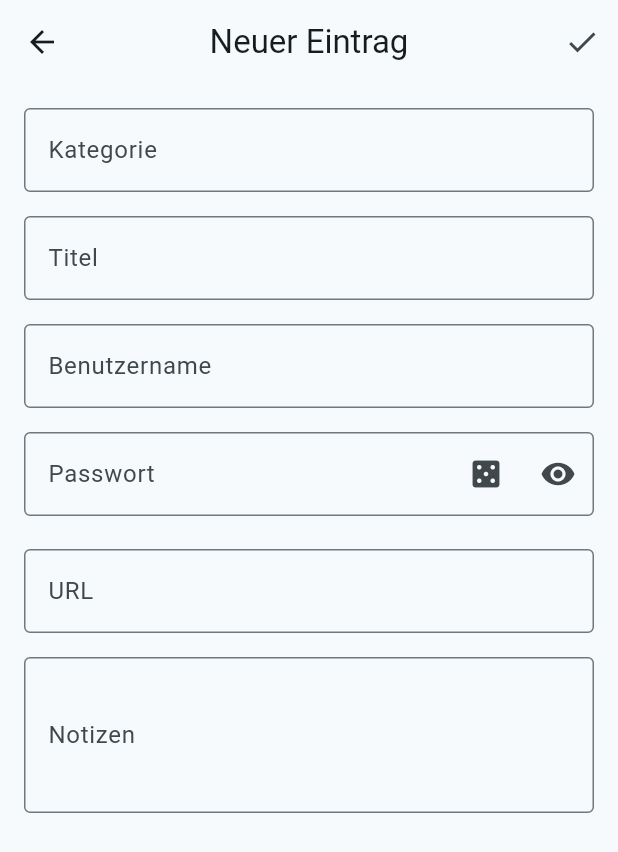
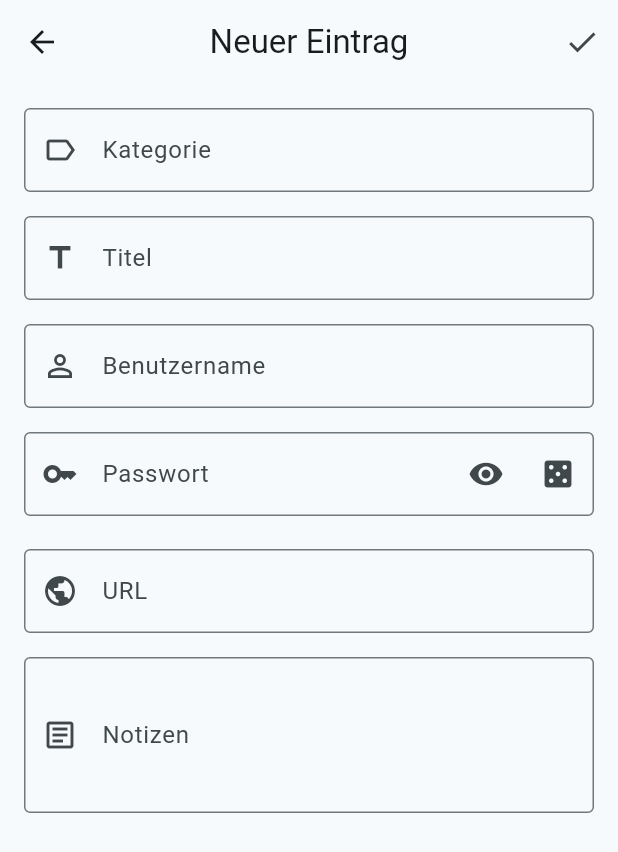
Before and after one commit to frohlfing/famkey, a Flutter app: the EditScreen screen opened directly, on a phone screen of 412 x 824 dp. Shown: the top 852 px of the screen. Run offline on Flutter 3.47's test engine with Material 3 defaults, Android fonts, the light colour scheme and no system bars; our stand-ins replace dio, drift, file_picker, flutter_secure_storage, get_it, local_auth and 4 more; missing offline and left inert: cryptography, dart:ffi, fast_rsa, pointycastle, sqlite3, zxcvbn; accounts and stored records are empty; generated files the repository leaves out were written again.

Commit message:
PasswordField als Widget

```diff
--- a/lib/viewmodels/detail_view_model.dart
+++ b/lib/viewmodels/detail_view_model.dart
@@ -51,9 +51,6 @@ class DetailViewModel extends BaseViewModel {
   String _favicon = '';
   String _auditHint = '';
 
-  /// Gibt an, ob das Passwort ausgeblendet ist
-  bool _isPasswordHidden = true;
-
   /// Liste der Dateianhänge
   List<AttachmentEntity> _attachments = [];
 
@@ -95,7 +92,6 @@ class DetailViewModel extends BaseViewModel {
     _notes = '';
     _favicon = '';
     _auditHint = '';
-    _isPasswordHidden = true;
     _attachments = [];
     _attachmentMetas.clear();
     _friends = [];
@@ -163,17 +159,8 @@ class DetailViewModel extends BaseViewModel {
   /// Der Passwort des Eintrag.
   String get password => _password;
 
-  /// Für das Passwort-Auge. Steuert, ob das Passwortfeld im Klartext oder verborgen angezeigt wird.
-  bool get isPasswordHidden => _isPasswordHidden;
-
   /// Berechnete Stärke des Passworts (0-4).
   int get passwordStrength => _passwordService.estimateStrength(_password);
-
-  /// Schaltet die Sichtbarkeit des Passworts um.
-  void togglePasswordVisibility() {
-    _isPasswordHidden = !_isPasswordHidden;
-    notifyListeners();
-  }
 
   /// Die zugehörige Adresse der Webseite oder des Dienstes.
   String get url => _url;
--- a/lib/viewmodels/edit_view_model.dart
+++ b/lib/viewmodels/edit_view_model.dart
@@ -48,7 +48,6 @@ class EditViewModel extends BaseViewModel {
   String _password = '';
   String _url = '';
   String _notes = '';
-  bool _isPasswordHidden = true;
   bool _isEditMode = false;
 
   // Map für Feld-Fehler (Key: Feldname, Value: Fehlermeldung)
@@ -74,7 +73,6 @@ class EditViewModel extends BaseViewModel {
     _password = '';
     _url = '';
     _notes = '';
-    _isPasswordHidden = true;
     _isEditMode = false;
   }
 
@@ -312,17 +310,8 @@ class EditViewModel extends BaseViewModel {
     notifyListeners();
   }
 
-  /// Für das Passwort-Auge. Steuert, ob das Passwortfeld im Klartext oder verborgen angezeigt wird.
-  bool get isPasswordHidden => _isPasswordHidden;
-
   /// Berechnete Stärke des aktuell eingegebenen Passworts (0-4).
   int get passwordStrength => _passwordService.estimateStrength(_password);
-
-  /// Schaltet die Sichtbarkeit des Passwortfelds um.
-  void togglePasswordVisibility() {
-    _isPasswordHidden = !_isPasswordHidden;
-    notifyListeners();
-  }
 
   /// Generiert ein neues Zufallspasswort basierend auf den Benutzereinstellungen.
   void generatePassword() {
--- a/lib/viewmodels/settings_view_model.dart
+++ b/lib/viewmodels/settings_view_model.dart
@@ -1,18 +1,18 @@
+import 'dart:convert';
 import 'dart:io';
 import 'package:dio/dio.dart';
 import 'package:flutter/foundation.dart';
 import 'package:flutter/material.dart';
+import 'package:package_info_plus/package_info_plus.dart';
 import 'package:privault/core/base_view_model.dart';
 import 'package:privault/database/database.dart';
 import 'package:privault/services/biometric_service.dart';
 import 'package:privault/services/config_service.dart';
+import 'package:privault/services/crypto_service.dart';
 import 'package:privault/services/database_service.dart';
 import 'package:privault/services/session_service.dart';
 import 'package:privault/services/web_service.dart';
-import 'package:privault/services/crypto_service.dart';
 import 'package:url_launcher/url_launcher.dart';
-import 'package:package_info_plus/package_info_plus.dart';
-import 'dart:convert';
 
 /// Ergebnisse für Tresor-Umbenennung
 enum RenameVaultResult { success, identicalNames, alreadyExists, wrongPassword, error }
@@ -78,7 +78,6 @@ class SettingsViewModel extends BaseViewModel {
   String _userName = '';
   String _host = '';
   String _apiToken = '';
-  bool _isTokenHidden = true;
   int _pwLength = 16;
   String _pwSpecialCharSet = '';
   bool _pwAvoidIlO0 = true;
@@ -118,7 +117,6 @@ class SettingsViewModel extends BaseViewModel {
     _isRegistered = false;
     _host = '';
     _apiToken = '';
-    _isTokenHidden = true;
     _pwLength = 16;
     _pwSpecialCharSet = '';
     _pwAvoidIlO0 = true;
@@ -139,7 +137,6 @@ class SettingsViewModel extends BaseViewModel {
         _isRegistered = _settings!.lastSyncAt.year > 1970;
         _host = _settings!.host;
         _apiToken = _settings!.apiToken;
-        _isTokenHidden = true;
         _pwLength = _settings!.pwLength;
         _pwSpecialCharSet = _settings!.pwSpecialChars;
         _pwAvoidIlO0 = _settings!.pwAvoidIlO0;
@@ -540,15 +537,6 @@ class SettingsViewModel extends BaseViewModel {
     notifyListeners();
   }
 
-  /// Gibt an, ob der APU-Token ausgeblendet ist
-  bool get isTokenHidden => _isTokenHidden;
-
-  /// Schaltet die Sichtbarkeit des API-Tokens um.
-  void toggleTokenVisibility() {
-    _isTokenHidden = !_isTokenHidden;
-    notifyListeners();
-  }
-
   /// Gibt an, ob der Benutzer bereits mit dem Server synchronisiert wurde (registriert ist).
   bool get isRegistered => _isRegistered;
 
--- a/lib/views/edit_screen.dart
+++ b/lib/views/edit_screen.dart
@@ -2,8 +2,10 @@ import 'package:flutter/material.dart';
 import 'package:provider/provider.dart';
 import 'package:privault/viewmodels/edit_view_model.dart';
 import 'package:privault/widgets/confirm_dialog.dart';
+import 'package:privault/widgets/password_field.dart';
 import 'package:privault/widgets/password_strength_bar.dart';
 import 'package:privault/widgets/snack.dart';
+
 
 /// Der [EditScreen] stellt das Formular zum Erstellen oder Bearbeiten eines Tresor-Eintrags bereit.
 ///
@@ -144,6 +146,7 @@ class _EditScreenState extends State<EditScreen> {
                   textInputAction: TextInputAction.next,
                   decoration: InputDecoration(
                     labelText: 'Kategorie',
+                    prefixIcon: Icon(Icons.label_outlined),
                     border: const OutlineInputBorder(),
                     suffixIcon: viewModel.existingCategories.isNotEmpty
                         ? PopupMenuButton<String>(
@@ -165,6 +168,7 @@ class _EditScreenState extends State<EditScreen> {
                   textInputAction: TextInputAction.next,
                   decoration: InputDecoration(
                     labelText: 'Titel',
+                    prefixIcon: Icon(Icons.title_outlined),
                     border: OutlineInputBorder(),
                     errorText: viewModel.getFieldError('title'),
                   ),
@@ -175,7 +179,11 @@ class _EditScreenState extends State<EditScreen> {
                 TextField(
                   controller: _usernameController,
                   textInputAction: TextInputAction.next,
-                  decoration: const InputDecoration(labelText: 'Benutzername', border: OutlineInputBorder()),
+                  decoration: const InputDecoration(
+                    labelText: 'Benutzername',
+                    prefixIcon: Icon(Icons.person_outline),
+                    border: OutlineInputBorder(),
+                  ),
                   onChanged: (value) => viewModel.username = value,
                 ),
                 const SizedBox(height: 16),
@@ -183,30 +191,18 @@ class _EditScreenState extends State<EditScreen> {
                 Column(
                   crossAxisAlignment: CrossAxisAlignment.start,
                   children: [
-                    TextField(
+                    PasswordField(
                       controller: _passwordController,
-                      obscureText: viewModel.isPasswordHidden,
-                      textInputAction: TextInputAction.next,
-                      decoration: InputDecoration(
-                        labelText: 'Passwort',
-                        border: const OutlineInputBorder(),
-                        suffixIcon: Row(
-                          mainAxisSize: MainAxisSize.min,
-                          children: [
-                            IconButton(
-                              icon: const Icon(Icons.casino),
-                              tooltip: 'Passwort generieren',
-                              onPressed: viewModel.generatePassword,
-                            ),
-                            IconButton(
-                              icon: Icon(viewModel.isPasswordHidden ? Icons.visibility : Icons.visibility_off),
-                              tooltip: viewModel.isPasswordHidden ? 'Passwort anzeigen' : 'Passwort verbergen',
-                              onPressed: viewModel.togglePasswordVisibility,
-                            ),
-                          ],
+                      label: 'Passwort',
+                      prefixIcon: Icons.key_outlined,
+                      suffixActions: [
+                        IconButton(
+                          icon: const Icon(Icons.casino),
+                          tooltip: 'Passwort generieren',
+                          onPressed: viewModel.generatePassword,
                         ),
-                      ),
-                      onChanged: (value) => viewModel.password = value,
+                      ],
+                      onChanged: (val) => viewModel.password = val,
                     ),
                     const SizedBox(height: 6),
                     if (viewModel.password.isNotEmpty)
@@ -221,7 +217,11 @@ class _EditScreenState extends State<EditScreen> {
                 TextField(
                   controller: _urlController,
                   textInputAction: TextInputAction.next,
-                  decoration: const InputDecoration(labelText: 'URL', border: OutlineInputBorder()),
+                  decoration: const InputDecoration(
+                    labelText: 'URL',
+                    prefixIcon: Icon(Icons.public_outlined),
+                    border: OutlineInputBorder(),
+                  ),
                   onChanged: (value) => viewModel.url = value,
                 ),
                 const SizedBox(height: 16),
@@ -230,7 +230,11 @@ class _EditScreenState extends State<EditScreen> {
                   controller: _notesController,
                   minLines: 3,
                   maxLines: null,
-                  decoration: const InputDecoration(labelText: 'Notizen', border: OutlineInputBorder()),
+                  decoration: const InputDecoration(
+                    labelText: 'Notizen',
+                    prefixIcon: Icon(Icons.article_outlined),
+                    border: OutlineInputBorder(),
+                  ),
                   onChanged: (value) => viewModel.notes = value,
                 ),
 
--- /dev/null
+++ b/lib/widgets/password_field.dart
@@ -0,0 +1,104 @@
+import 'package:flutter/material.dart';
+
+// Das StatefulWidget-Pattern
+//
+// Die Unterteilung in zwei Klassen in Flutter absolut üblich und sogar technisch notwendig, sobald
+// ein Widget einen eigenen Zustand (State) verwalten muss, der sich während der Laufzeit ändert.
+//
+// 1. Die PasswordField-Klasse (Das Widget):
+// - Diese Klasse ist immutable (unveränderlich). Sie dient als "Bauplan" oder Konfiguration.
+// - Hier liegen alle Parameter, die du von außen übergibst (z.B. das Label oder der Controller).
+// - Flutter kann dieses Widget sehr schnell zerstören und neu erstellen, wenn sich im übergeordneten Screen etwas ändert.
+//
+// 2. Die _PasswordFieldState-Klasse (Der State):
+// - Diese Klasse ist persistent. Sie bleibt im Speicher erhalten, auch wenn das PasswordField oben drüber neu gebaut wird.
+// - Hier liegt die Variable bool _obscureText. Ohne diese zweite Klasse würde das Passwort-Feld bei jedem Neuzeichnen des Screens (z. B. durch eine Animation oder eine andere Änderung) vergessen, ob das Passwort gerade sichtbar ist oder nicht.
+
+class PasswordField extends StatefulWidget {
+  // Interne Variablen
+
+  // Damit kannst du von außen den Text auslesen oder setzen (z.B. wenn du ein Passwort generierst).
+  final TextEditingController controller;
+
+  // Der Text, der oben im Feld steht (z. B. "Master-Passwort"), um dem Nutzer zu sagen, was er eingeben soll.
+  final String label;
+
+  // Ein optionales Icon am Anfang des Feldes (z.B. `Icons.lock`). Wenn du `null` übergibst, wird kein Icon angezeigt.
+  final IconData? prefixIcon;
+
+  // Wenn dieser String nicht null ist, färbt sich das Feld rot und zeigt die Fehlermeldung darunter an (wichtig für Validierungen).
+  final String? errorText;
+
+  // Steuert, welcher Button auf der Tastatur unten rechts erscheint (z.B. "Weiter", "Fertig" oder "Suchen").
+  final TextInputAction? textInputAction;
+
+  // Damit kannst du steuern, wann das Feld den Fokus erhält oder verliert (hilfreich, um den Cursor per Code ins Feld zu springen zu lassen).
+  final FocusNode? focusNode;
+
+  // Wenn auf true gesetzt, springt der Cursor sofort beim Öffnen des Screens in dieses Feld.
+  final bool autofocus;
+
+  // Eine Funktion, die jedes Mal aufgerufen wird, wenn der Nutzer einen Buchstaben tippt oder löscht.
+  final ValueChanged<String>? onChanged;
+
+  // Eine Funktion, die aufgerufen wird, wenn der Nutzer den Ok-Button auf der Tastatur drückt.
+  final ValueChanged<String>? onSubmitted;
+
+  /// Zusätzliche Buttons wie Würfel, Kopieren, oder Fingerprint
+  final List<Widget>? suffixActions;
+
+  /// Konstruktor
+  const PasswordField({
+    super.key,
+    required this.controller,
+    required this.label,
+    this.prefixIcon,
+    this.errorText,
+    this.textInputAction,
+    this.focusNode,
+    this.autofocus = false,
+    this.onChanged,
+    this.onSubmitted,
+    this.suffixActions,
+  });
+
+  @override
+  State<PasswordField> createState() => _PasswordFieldState();
+}
+
+class _PasswordFieldState extends State<PasswordField> {
+  bool _obscureText = true;
+
+  @override
+  Widget build(BuildContext context) {
+    return TextField(
+      controller: widget.controller,
+      obscureText: _obscureText,
+      focusNode: widget.focusNode,
+      autofocus: widget.autofocus,
+      textInputAction: widget.textInputAction,
+      decoration: InputDecoration(
+        labelText: widget.label,
+        prefixIcon: widget.prefixIcon != null ? Icon(widget.prefixIcon) : null,
+        border: const OutlineInputBorder(),
+        errorText: widget.errorText,
+        suffixIcon: Row(
+          mainAxisSize: MainAxisSize.min,
+          mainAxisAlignment: MainAxisAlignment.end,
+          children: [
+            // Der Standard-Toggle für die Sichtbarkeit
+            IconButton(
+              icon: Icon(_obscureText ? Icons.visibility : Icons.visibility_off),
+              tooltip: _obscureText ? 'Anzeigen' : 'Verbergen',
+              onPressed: () => setState(() => _obscureText = !_obscureText),
+            ),
+            // Hier kommen die speziellen Buttons rein (Würfel, Kopieren, etc.)
+            ...?widget.suffixActions,
+          ],
+        ),
+      ),
+      onChanged: widget.onChanged,
+      onSubmitted: widget.onSubmitted,
+    );
+  }
+}
--- a/lib/widgets/password_strength_bar.dart
+++ b/lib/widgets/password_strength_bar.dart
@@ -1,6 +1,7 @@
 import 'package:flutter/material.dart';
 
 class PasswordStrengthBar extends StatelessWidget {
+  /// Passwortstärke
   final int score;
 
   /// Konstruktor
```
Also changed, not shown: lib/views/detail_screen.dart (+12 -8 lines), lib/views/login_screen.dart (+10 -27 lines), lib/views/settings_screen.dart (+6 -14 lines), lib/widgets/password_dialog.dart (+7 -16 lines).
